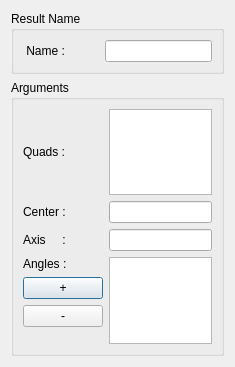
Above: src/HEXABLOCKGUI/QuadRevolution_QTD.ui from SalomePlatform/hexablock before the change. Below: the same form after it.
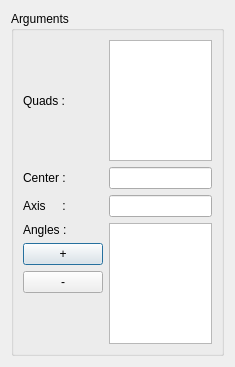
That is the form after the change.

What changed in the file:
```diff
--- a/src/HEXABLOCKGUI/QuadRevolution_QTD.ui
+++ b/src/HEXABLOCKGUI/QuadRevolution_QTD.ui
@@ -20,44 +20,6 @@
    <string>Quad(s) Revolution</string>
   </property>
   <layout class="QVBoxLayout" name="verticalLayout">
-   <item>
-    <widget class="QGroupBox" name="groupBox_3">
-     <property name="minimumSize">
-      <size>
-       <width>5</width>
-       <height>0</height>
-      </size>
-     </property>
-     <property name="title">
-      <string>Result Name</string>
-     </property>
-     <layout class="QFormLayout" name="formLayout">
-      <item row="0" column="0">
-       <widget class="QLabel" name="label_15">
-        <property name="text">
-         <string> Name :          </string>
-        </property>
-       </widget>
-      </item>
-      <item row="0" column="1">
-       <widget class="QLineEdit" name="name_le">
-        <property name="sizePolicy">
-         <sizepolicy hsizetype="Minimum" vsizetype="Fixed">
-          <horstretch>0</horstretch>
-          <verstretch>0</verstretch>
-         </sizepolicy>
-        </property>
-        <property name="maximumSize">
-         <size>
-          <width>16777215</width>
-          <height>16777215</height>
-         </size>
-        </property>
-       </widget>
-      </item>
-     </layout>
-    </widget>
-   </item>
    <item>
     <widget class="QGroupBox" name="groupBox">
      <property name="minimumSize">
```
